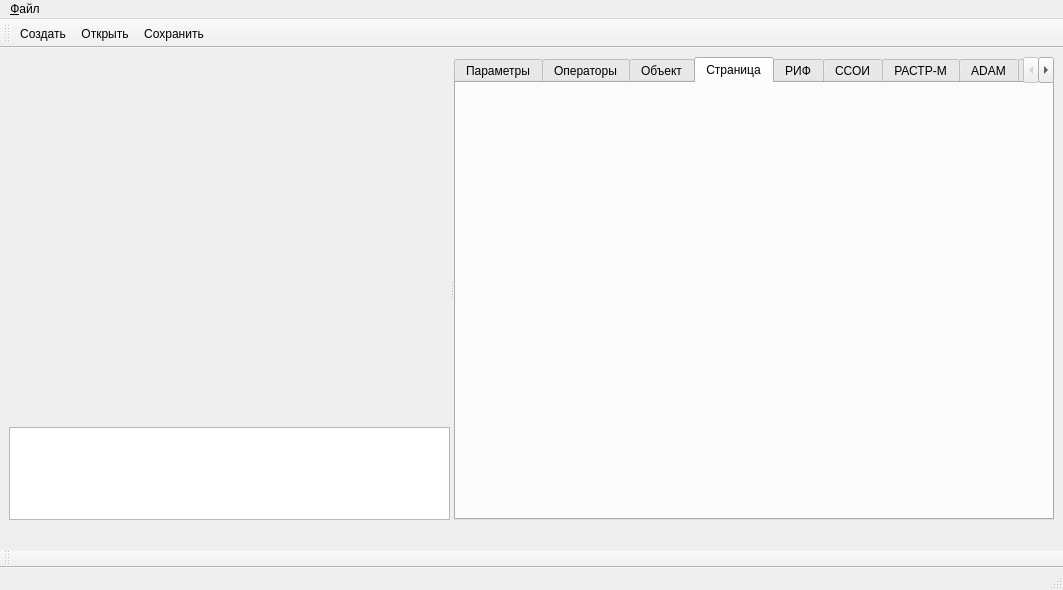
This is m_cfg/MainWindowCFG.ui in xXRadioHeadXx/start7 as Qt 5 draws it before an edit. The edited form follows.
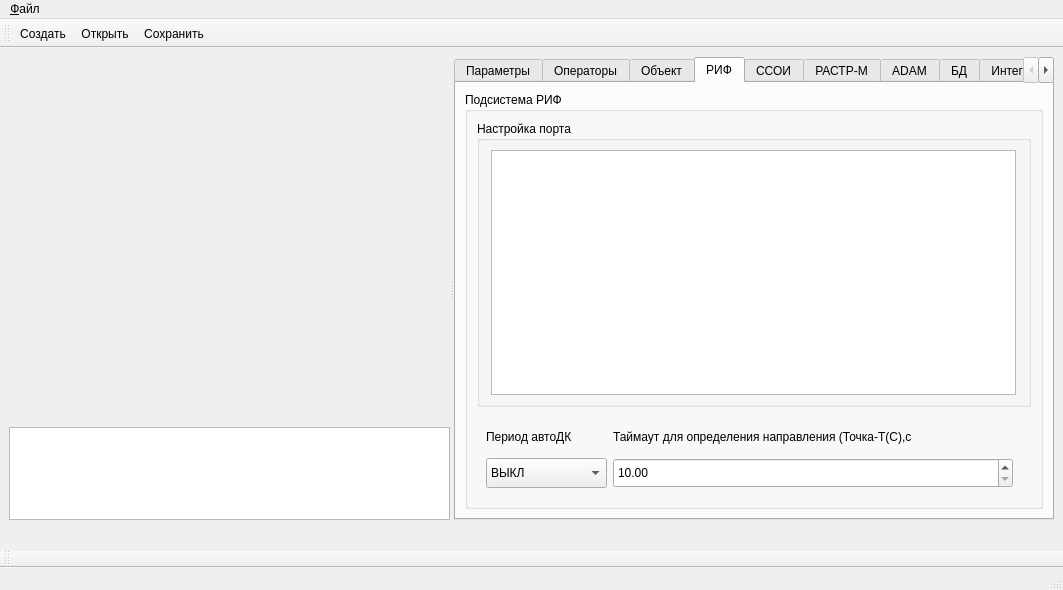
This is the edited form. The open tabs and pages were chosen to show the change. Icons and pictures are not drawn. Custom widgets are drawn as their Qt base class.

Patch:
```diff
--- a/m_cfg/MainWindowCFG.ui
+++ b/m_cfg/MainWindowCFG.ui
@@ -942,25 +942,6 @@
          </item>
         </layout>
        </widget>
-       <widget class="QWidget" name="tab">
-        <attribute name="title">
-         <string>Страница</string>
-        </attribute>
-        <layout class="QGridLayout" name="gridLayout_2">
-         <property name="leftMargin">
-          <number>0</number>
-         </property>
-         <property name="topMargin">
-          <number>0</number>
-         </property>
-         <property name="rightMargin">
-          <number>0</number>
-         </property>
-         <property name="bottomMargin">
-          <number>0</number>
-         </property>
-        </layout>
-       </widget>
        <widget class="QWidget" name="Subsystem_RIF">
         <attribute name="title">
          <string>РИФ</string>
```
Left out of the diff: 2 changed lines with no effect on the pictures.
